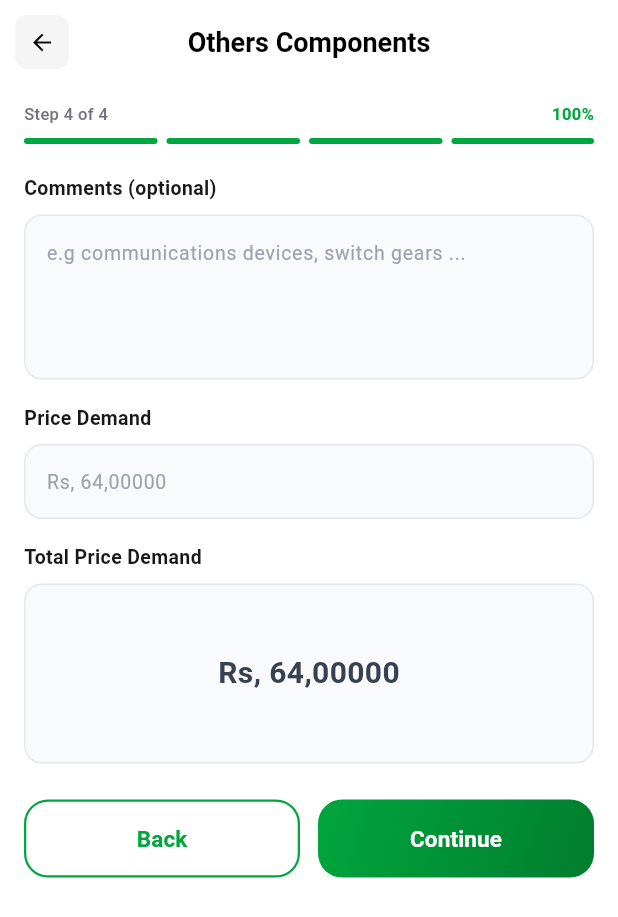
After one commit to itismemuhammadali/SolarScrap-Ecosystem, a Flutter app: the SellerEquipmentStepOthers screen opened directly, on a phone screen of 412 x 824 dp. The commit adds this screen. Shown: the top 917 px of the screen. Run offline on Flutter 3.47's test engine with Material 3 defaults, Android fonts, the light colour scheme and no system bars; our stand-ins replace flutter_svg, google_fonts.

Commit message:
Add Others Components screen to complete solar system flow

```diff
--- /dev/null
+++ b/lib/screens/seller/steps/seller_equipment_step_others.dart
@@ -0,0 +1,311 @@
+import 'package:flutter/material.dart';
+import '../seller_upload_images_screen.dart';
+
+class SellerEquipmentStepOthers extends StatefulWidget {
+  final bool isCompleteSolarSystem;
+
+  const SellerEquipmentStepOthers({
+    super.key,
+    this.isCompleteSolarSystem = true,
+  });
+
+  @override
+  State<SellerEquipmentStepOthers> createState() =>
+      _SellerEquipmentStepOthersState();
+}
+
+class _SellerEquipmentStepOthersState extends State<SellerEquipmentStepOthers> {
+  final TextEditingController _commentsController = TextEditingController();
+  final TextEditingController _priceDemandController = TextEditingController();
+  String _totalPriceDemand = 'Rs, 64,00000';
+
+  @override
+  void initState() {
+    super.initState();
+    _priceDemandController.addListener(() {
+      setState(() {
+        if (_priceDemandController.text.isNotEmpty) {
+          _totalPriceDemand = _priceDemandController.text.startsWith('Rs')
+              ? _priceDemandController.text
+              : 'Rs, ${_priceDemandController.text}';
+        } else {
+          _totalPriceDemand = 'Rs, 64,00000';
+        }
+      });
+    });
+  }
+
+  Widget _buildTextField({
+    required String label,
+    required String hint,
+    required TextEditingController controller,
+    bool isMultiline = false,
+  }) {
+    return Column(
+      crossAxisAlignment: CrossAxisAlignment.start,
+      children: [
+        Text(
+          label,
+          style: const TextStyle(
+            fontSize: 13,
+            fontWeight: FontWeight.w600,
+            color: Color(0xFF18181B),
+          ),
+        ),
+        const SizedBox(height: 8),
+        Container(
+          height: isMultiline ? 110 : null,
+          decoration: BoxDecoration(
+            color: const Color(0xFFF9FAFB),
+            borderRadius: BorderRadius.circular(12),
+            border: Border.all(color: const Color(0xFFE5E7EB)),
+          ),
+          child: TextField(
+            controller: controller,
+            maxLines: isMultiline ? null : 1,
+            expands: isMultiline,
+            textAlignVertical:
+                isMultiline ? TextAlignVertical.top : TextAlignVertical.center,
+            decoration: InputDecoration(
+              hintText: hint,
+              hintStyle: const TextStyle(
+                color: Color(0xFF9CA3AF),
+                fontSize: 13,
+              ),
+              border: InputBorder.none,
+              contentPadding: const EdgeInsets.symmetric(
+                horizontal: 14,
+                vertical: 12,
+              ),
+            ),
+          ),
+        ),
+        const SizedBox(height: 16),
+      ],
+    );
+  }
+
+  @override
+  Widget build(BuildContext context) {
+    return Scaffold(
+      backgroundColor: Colors.white,
+      appBar: AppBar(
+        backgroundColor: Colors.white,
+        elevation: 0,
+        toolbarHeight: 56,
+        leading: IconButton(
+          icon: Container(
+            width: 36,
+            height: 36,
+            decoration: BoxDecoration(
+              color: const Color(0xFFF5F5F5),
+              borderRadius: BorderRadius.circular(8),
+            ),
+            child: const Icon(
+              Icons.arrow_back,
+              color: Colors.black,
+              size: 18,
+            ),
+          ),
+          onPressed: () {
+            Navigator.pop(context);
+          },
+        ),
+        centerTitle: true,
+        title: const Text(
+          'Others Components',
+          style: TextStyle(
+            fontSize: 18,
+            fontWeight: FontWeight.bold,
+            color: Colors.black,
+          ),
+        ),
+      ),
+      body: SafeArea(
+        child: SingleChildScrollView(
+          padding: const EdgeInsets.symmetric(
+            horizontal: 16,
+            vertical: 12,
+          ),
+          child: Column(
+            crossAxisAlignment: CrossAxisAlignment.start,
+            children: [
+              // Progress indicator
+              const Row(
+                mainAxisAlignment: MainAxisAlignment.spaceBetween,
+                children: [
+                  Text(
+                    'Step 4 of 4',
+                    style: TextStyle(
+                      fontSize: 11,
+                      color: Color(0xFF71717A),
+                      fontWeight: FontWeight.w500,
+                    ),
+                  ),
+                  Text(
+                    '100%',
+                    style: TextStyle(
+                      fontSize: 11,
+                      color: Color(0xFF00A63E),
+                      fontWeight: FontWeight.w600,
+                    ),
+                  ),
+                ],
+              ),
+              const SizedBox(height: 8),
+
+              // 4-segment progress bar (100% filled green)
+              Row(
+                children: List.generate(4, (index) {
+                  return Expanded(
+                    child: Container(
+                      height: 4,
+                      margin: EdgeInsets.only(right: index < 3 ? 6 : 0),
+                      decoration: BoxDecoration(
+                        color: const Color(0xFF00A63E),
+                        borderRadius: BorderRadius.circular(2),
+                      ),
+                    ),
+                  );
+                }),
+              ),
+              const SizedBox(height: 20),
+
+              // Comments (optional)
+              _buildTextField(
+                label: 'Comments (optional)',
+                hint: 'e.g communications devices, switch gears ...',
+                controller: _commentsController,
+                isMultiline: true,
+              ),
+
+              // Price Demand
+              _buildTextField(
+                label: 'Price Demand',
+                hint: 'Rs, 64,00000',
+                controller: _priceDemandController,
+              ),
+
+              // Total Price Demand
+              const Text(
+                'Total Price Demand',
+                style: TextStyle(
+                  fontSize: 13,
+                  fontWeight: FontWeight.w600,
+                  color: Color(0xFF18181B),
+                ),
+              ),
+              const SizedBox(height: 8),
+              Container(
+                width: double.infinity,
+                height: 120,
+                decoration: BoxDecoration(
+                  color: const Color(0xFFF9FAFB),
+                  borderRadius: BorderRadius.circular(12),
+                  border: Border.all(color: const Color(0xFFE5E7EB)),
+                ),
+                child: Center(
+                  child: Text(
+                    _totalPriceDemand,
+                    style: const TextStyle(
+                      fontSize: 20,
+                      fontWeight: FontWeight.bold,
+                      color: Color(0xFF374151),
+                    ),
+                  ),
+                ),
+              ),
+              const SizedBox(height: 24),
+
+              // Back and Continue buttons
+              Row(
+                children: [
+                  Expanded(
+                    child: OutlinedButton(
+                      onPressed: () {
+                        Navigator.pop(context);
+                      },
+                      style: OutlinedButton.styleFrom(
+                        minimumSize: const Size(double.infinity, 52),
+                        side: const BorderSide(
+                          color: Color(0xFF00A63E),
+                          width: 1.5,
+                        ),
+                        shape: RoundedRectangleBorder(
+                          borderRadius: BorderRadius.circular(16),
+                        ),
+                      ),
+                      child: const Text(
+                        'Back',
+                        style: TextStyle(
+                          fontSize: 15,
+                          fontWeight: FontWeight.w600,
+                          color: Color(0xFF00A63E),
+                        ),
+                      ),
+                    ),
+                  ),
+                  const SizedBox(width: 12),
+                  Expanded(
+                    child: Container(
+                      height: 52,
+                      decoration: BoxDecoration(
+                        gradient: const LinearGradient(
+                          begin: Alignment.topLeft,
+                          end: Alignment.bottomRight,
+                          colors: [
+                            Color(0xFF00A63E),
+                            Color(0xFF007D2E),
+                          ],
+                        ),
+                        borderRadius: BorderRadius.circular(16),
+                      ),
+                      child: ElevatedButton(
+                        onPressed: () {
+                          Navigator.push(
+                            context,
+                            MaterialPageRoute(
+                              builder: (context) =>
+                                  const SellerUploadImagesScreen(
+                                selectedCategory: 'Complete Solar System',
+                              ),
+                            ),
+                          );
+                        },
+                        style: ElevatedButton.styleFrom(
+                          backgroundColor: Colors.transparent,
+                          foregroundColor: Colors.white,
+                          minimumSize: const Size(double.infinity, 52),
+                          shadowColor: Colors.transparent,
+                          elevation: 0,
+                          shape: RoundedRectangleBorder(
+                            borderRadius: BorderRadius.circular(16),
+                          ),
+                        ),
+                        child: const Text(
+                          'Continue',
+                          style: TextStyle(
+                            fontSize: 15,
+                            fontWeight: FontWeight.w600,
+                          ),
+                        ),
+                      ),
+                    ),
+                  ),
+                ],
+              ),
+              const SizedBox(height: 24),
+            ],
+          ),
+        ),
+      ),
+    );
+  }
+
+  @override
+  void dispose() {
+    _commentsController.dispose();
+    _priceDemandController.dispose();
+    super.dispose();
+  }
+}
--- a/lib/screens/seller/steps/seller_equipment_step_structure.dart
+++ b/lib/screens/seller/steps/seller_equipment_step_structure.dart
@@ -1,5 +1,6 @@
 import 'package:flutter/material.dart';
 import '../seller_upload_images_screen.dart';
+import 'seller_equipment_step_others.dart';
 
 class SellerEquipmentStepStructure extends StatefulWidget {
   final bool isCompleteSolarSystem;
@@ -327,17 +328,27 @@ class _SellerEquipmentStepStructureState
                       ),
                       child: ElevatedButton(
                         onPressed: () {
+                          if (widget.isCompleteSolarSystem) {
                             Navigator.push(
                               context,
                               MaterialPageRoute(
                                 builder: (context) =>
-                                  SellerUploadImagesScreen(
-                                selectedCategory: widget.isCompleteSolarSystem
-                                    ? 'Complete Solar System'
-                                    : 'Structure',
+                                    const SellerEquipmentStepOthers(
+                                  isCompleteSolarSystem: true,
                                 ),
                               ),
                             );
+                          } else {
+                            Navigator.push(
+                              context,
+                              MaterialPageRoute(
+                                builder: (context) =>
+                                    const SellerUploadImagesScreen(
+                                  selectedCategory: 'Structure',
+                                ),
+                              ),
+                            );
+                          }
                         },
                         style: ElevatedButton.styleFrom(
                           backgroundColor: Colors.transparent,
```
Lines whose indentation alone changed are shown as unchanged.
